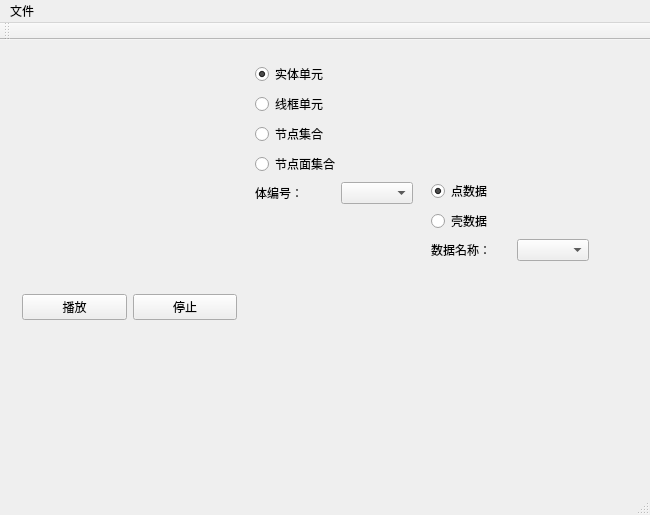
The window that vtkShower/vtkshower.ui (liuxq/vtkShower) describes before a commit, drawn with Qt 5.
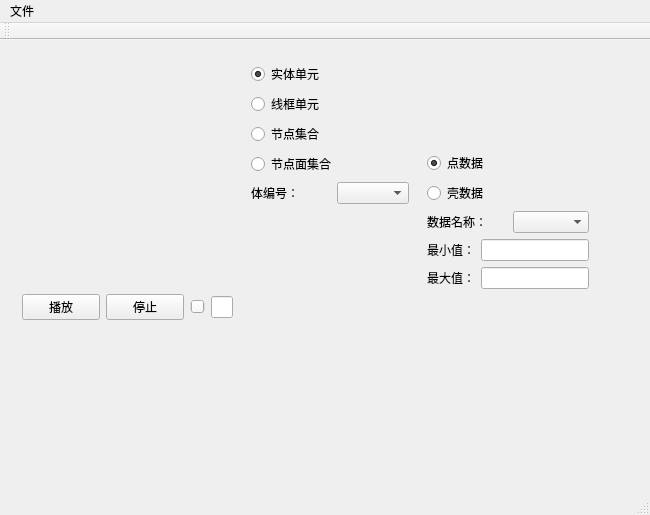
The same window after the commit. Custom widgets are drawn as their Qt base class.

Patch:
```diff
--- a/vtkShower/vtkshower.ui
+++ b/vtkShower/vtkshower.ui
@@ -46,6 +46,23 @@
             </property>
            </widget>
           </item>
+          <item>
+           <widget class="QSlider" name="horizontalSlider_frame">
+            <property name="orientation">
+             <enum>Qt::Horizontal</enum>
+            </property>
+           </widget>
+          </item>
+          <item>
+           <widget class="QLineEdit" name="lineEdit_frame">
+            <property name="maximumSize">
+             <size>
+              <width>30</width>
+              <height>16777215</height>
+             </size>
+            </property>
+           </widget>
+          </item>
          </layout>
         </widget>
        </item>
@@ -270,6 +287,44 @@
           </item>
          </layout>
         </item>
+        <item>
+         <layout class="QHBoxLayout" name="horizontalLayout_2">
+          <item>
+           <widget class="QLabel" name="label">
+            <property name="text">
+             <string>最小值：</string>
+            </property>
+           </widget>
+          </item>
+          <item>
+           <widget class="QLineEdit" name="lineEdit_min">
+            <property name="toolTipDuration">
+             <number>-1</number>
+            </property>
+            <property name="inputMethodHints">
+             <set>Qt::ImhPreferNumbers</set>
+            </property>
+            <property name="clearButtonEnabled">
+             <bool>false</bool>
+            </property>
+           </widget>
+          </item>
+         </layout>
+        </item>
+        <item>
+         <layout class="QHBoxLayout" name="horizontalLayout_4">
+          <item>
+           <widget class="QLabel" name="label_2">
+            <property name="text">
+             <string>最大值：</string>
+            </property>
+           </widget>
+          </item>
+          <item>
+           <widget class="QLineEdit" name="lineEdit_max"/>
+          </item>
+         </layout>
+        </item>
        </layout>
       </widget>
      </item>
```
Left out of the diff: 4 changed lines with no effect on the pictures.
